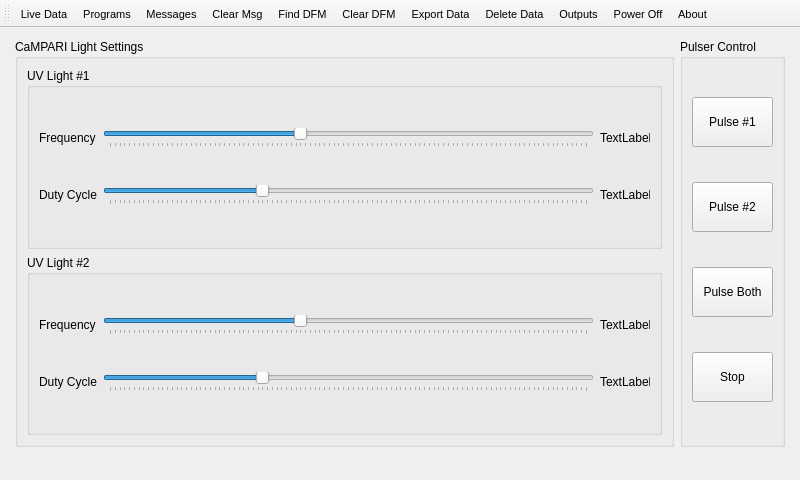
This is Mainwindow.ui in spletcher1/PyMCU as Qt 5 draws it before an edit. The edited form follows.
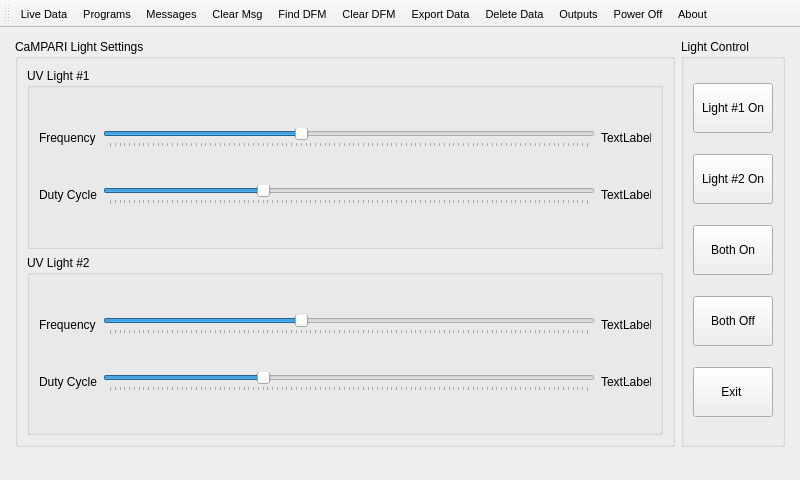
This is the edited form. The open tabs and pages were chosen to show the change. Icons and pictures are not drawn.

Commit message: Added exit button

Diff of the .ui file:
```diff
--- a/Mainwindow.ui
+++ b/Mainwindow.ui
@@ -2015,7 +2015,7 @@
            </size>
           </property>
           <property name="title">
-           <string>Pulser Control</string>
+           <string>Light Control</string>
           </property>
           <layout class="QVBoxLayout" name="verticalLayout_13">
            <item>
@@ -2027,7 +2027,7 @@
               </size>
              </property>
              <property name="text">
-              <string>Pulse #1</string>
+              <string>Light #1 On</string>
              </property>
             </widget>
            </item>
@@ -2040,7 +2040,7 @@
               </size>
              </property>
              <property name="text">
-              <string>Pulse #2</string>
+              <string>Light #2 On</string>
              </property>
             </widget>
            </item>
@@ -2053,7 +2053,7 @@
               </size>
              </property>
              <property name="text">
-              <string>Pulse Both</string>
+              <string>Both On</string>
              </property>
             </widget>
            </item>
@@ -2066,7 +2066,20 @@
               </size>
              </property>
              <property name="text">
-              <string>Stop</string>
+              <string>Both Off</string>
+             </property>
+            </widget>
+           </item>
+           <item>
+            <widget class="QPushButton" name="pushButton">
+             <property name="minimumSize">
+              <size>
+               <width>0</width>
+               <height>50</height>
+              </size>
+             </property>
+             <property name="text">
+              <string>Exit </string>
              </property>
             </widget>
            </item>
```
Left out of the diff: 2 changed lines with no effect on the pictures.
